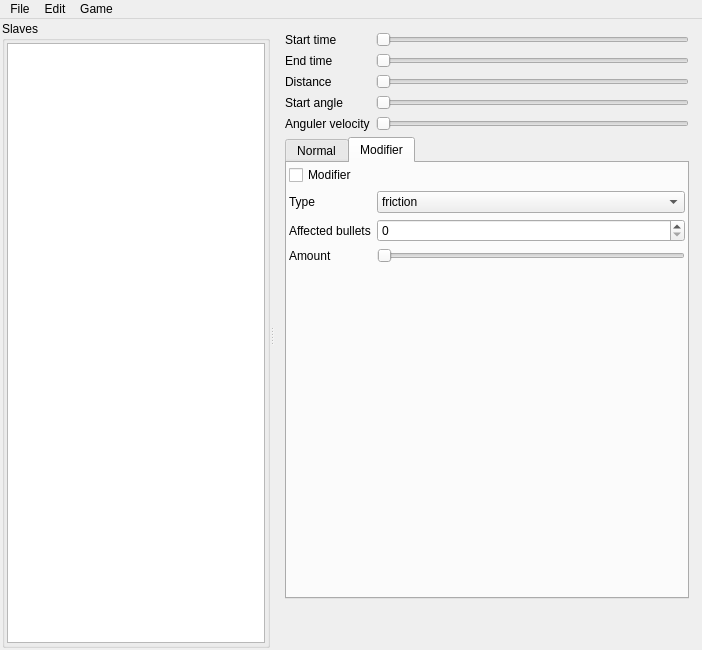
First picture: the form in editor/editorwindow.ui, repository jimon/danmaku, before the edit.
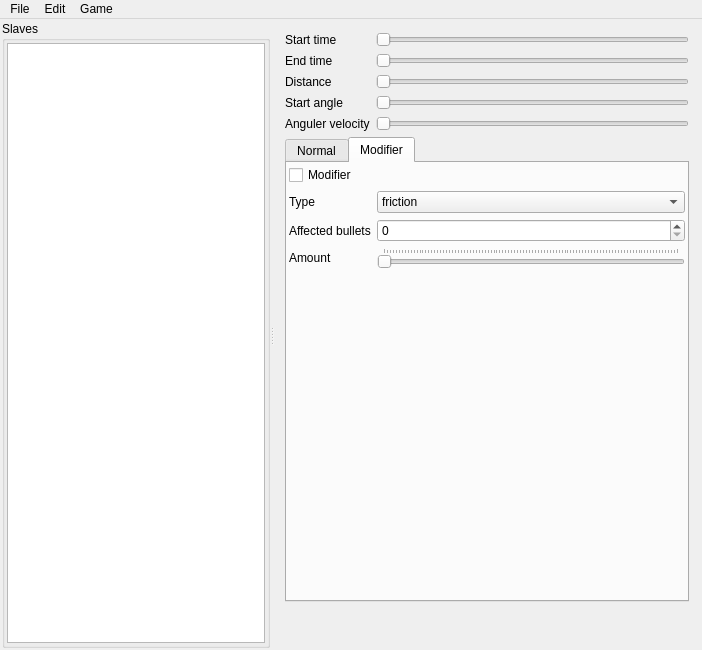
Second picture: the form after the edit. The open tabs and pages were chosen to show the change.

Patch:
```diff
--- a/editor/editorwindow.ui
+++ b/editor/editorwindow.ui
@@ -480,6 +480,9 @@
                 <property name="orientation">
                  <enum>Qt::Horizontal</enum>
                 </property>
+                <property name="tickPosition">
+                 <enum>QSlider::TicksAbove</enum>
+                </property>
                </widget>
               </item>
               <item row="0" column="0">
```
Left out of the diff: 5 changed lines with no effect on the pictures.
